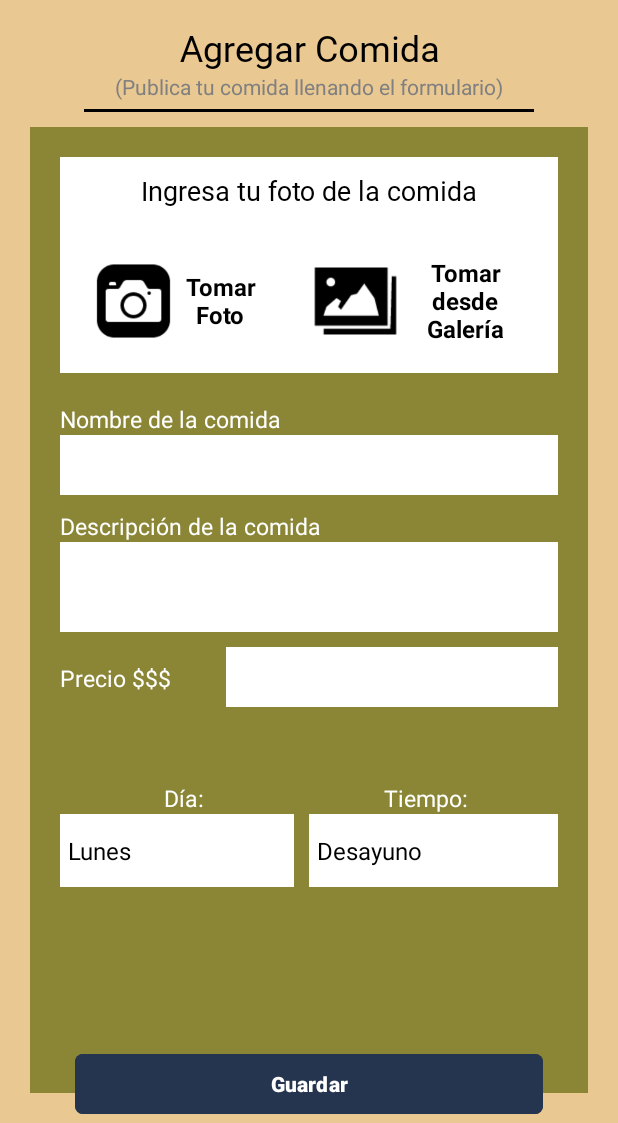
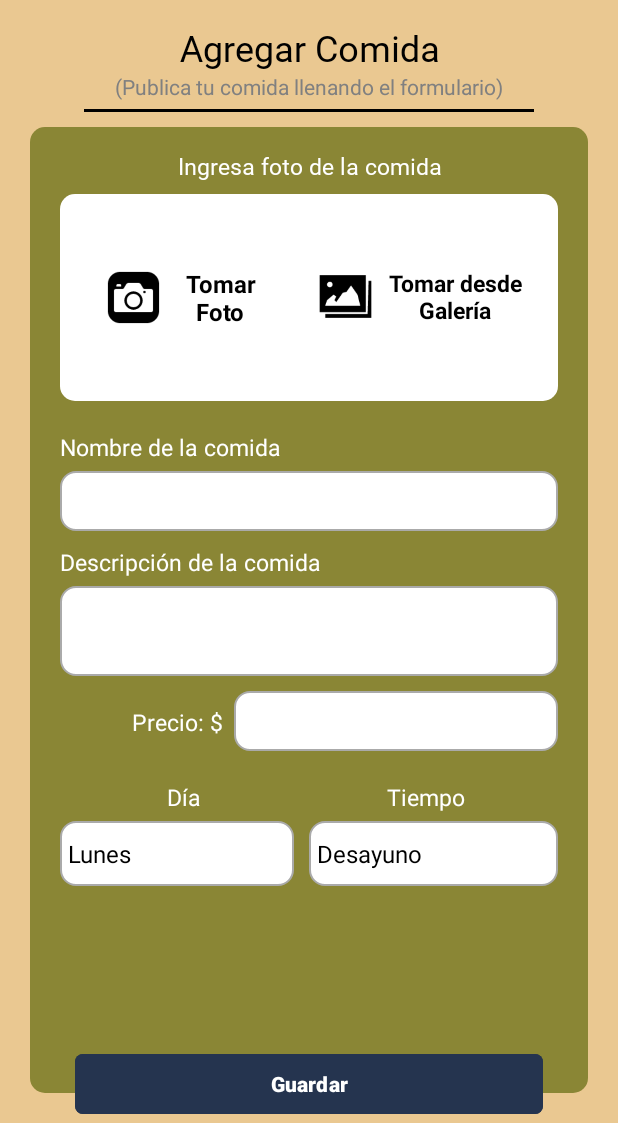
Before and after one commit to maufricio/proyecto_dsm, an Android app: the AgregarComidasActivity screen opened directly, with no data from a screen before it, on a phone screen of 412 x 824 dp, the part 113-1236 px from its top. Run offline under Robolectric (Android 15) with nearby library versions, the light colour scheme and no system bars; our stand-ins replace Firebase (no records; nobody signed in at launch, a user with empty details on screens opened directly).

Commit message:
Corrigiendo y añadiendo estilos

```diff
--- a/app/src/main/java/com/ps212544_ml211022_cr200574_al202809/myapplication/AdminDashboardActivity.kt
+++ b/app/src/main/java/com/ps212544_ml211022_cr200574_al202809/myapplication/AdminDashboardActivity.kt
@@ -208,8 +208,8 @@ class AdminDashboardActivity : AppCompatActivity() {
         // Mostrar los datos del registros
         nombreComida.text = "${registro.nombre}"
         descripcionComida.text = "${registro.descripcion}"
-        precioComida.text = "$ ${registro.precio}"
-        diaComida.text = "${registro.dia} , ${registro.tiempoDia}"
+        precioComida.text = "$${registro.precio}"
+        diaComida.text = "${registro.dia}, ${registro.tiempoDia}"
 
         if(registro.url_foto == "no hay link" || registro.url_foto == null || registro.url_foto == "") {
             Toast.makeText(this@AdminDashboardActivity, "Error debido a que no hay imagenes", Toast.LENGTH_SHORT).show()
--- a/app/src/main/java/com/ps212544_ml211022_cr200574_al202809/myapplication/DetallesComida_AdministradorActivity.kt
+++ b/app/src/main/java/com/ps212544_ml211022_cr200574_al202809/myapplication/DetallesComida_AdministradorActivity.kt
@@ -21,7 +21,6 @@ class DetallesComida_AdministradorActivity : AppCompatActivity() {
     private lateinit var imageView : ImageView
     private lateinit var modificarComidaButton : MaterialButton
     private lateinit var eliminarComidaButton : MaterialButton
-    private lateinit var btnRegresarAtras : ImageView
 
     private lateinit var comidaId : String
     private lateinit var comidaNombre : String
@@ -60,7 +59,6 @@ class DetallesComida_AdministradorActivity : AppCompatActivity() {
         precioComidaDetalle = findViewById(R.id.precioComidaDetalle)
         diaComidaDetalle = findViewById(R.id.diaComidaDetalle)
         tiempoComidaDetalle = findViewById(R.id.tiempoComidaDetalle)
-        btnRegresarAtras = findViewById(R.id.btnRegresarAtras)
         database = FirebaseDatabase.getInstance().getReference("comidas")
 
         // Capturar los datos del intent
@@ -81,10 +79,6 @@ class DetallesComida_AdministradorActivity : AppCompatActivity() {
         precioComidaDetalle.setText(comidaPrecio)
         diaComidaDetalle.setText(comidaDia)
         tiempoComidaDetalle.setText(comidaTiempoDia)
-
-        btnRegresarAtras.setOnClickListener {
-            finish()
-        }
 
         modificarComidaButton.setOnClickListener {
             modificarComida()
--- /dev/null
+++ b/app/src/main/res/drawable/add_food_background.xml
@@ -0,0 +1,6 @@
+<?xml version="1.0" encoding="utf-8"?>
+<shape xmlns:android="http://schemas.android.com/apk/res/android"
+    android:shape="rectangle">
+    <solid android:color="@color/green_dark_container" />
+    <corners android:radius="10dp" />
+</shape>
--- /dev/null
+++ b/app/src/main/res/drawable/circle_bg.xml
@@ -0,0 +1,6 @@
+<?xml version="1.0" encoding="utf-8"?>
+<shape xmlns:android="http://schemas.android.com/apk/res/android"
+    android:shape="rectangle">
+    <solid android:color="@color/color_fondo" />
+    <corners android:radius="100dp" />
+</shape>
--- /dev/null
+++ b/app/src/main/res/drawable/rounded_borders_bg.xml
@@ -0,0 +1,6 @@
+<?xml version="1.0" encoding="utf-8"?>
+<shape xmlns:android="http://schemas.android.com/apk/res/android"
+    android:shape="rectangle">
+    <solid android:color="@color/white" />
+    <corners android:radius="10dp" />
+</shape>
--- a/app/src/main/res/layout/activity_agregar_comidas.xml
+++ b/app/src/main/res/layout/activity_agregar_comidas.xml
@@ -50,7 +50,7 @@
     <LinearLayout
         android:layout_width="match_parent"
         android:layout_height="match_parent"
-        android:background="@color/green_dark_container"
+        android:background="@drawable/add_food_background"
         android:layout_marginTop="10dp"
         android:layout_marginRight="20dp"
         android:layout_marginLeft="20dp"
@@ -58,48 +58,40 @@
         android:orientation="vertical"
         >
 
+        <TextView
+            android:layout_width="match_parent"
+            android:layout_height="wrap_content"
+            android:text="Ingresa foto de la comida"
+            android:textAlignment="center"
+            android:fontFamily="@font/regularinterfont"
+            android:textColor="@color/white"
+            android:textSize="15sp"
+            android:layout_marginTop="15dp"/>
+
         <LinearLayout
             android:layout_width="match_parent"
             android:layout_height="0dp"
             android:layout_weight="0.3"
-            android:background="@color/white"
+            android:background="@drawable/rounded_borders_bg"
             android:layout_marginLeft="20dp"
             android:layout_marginRight="20dp"
-            android:layout_marginTop="20dp"
+            android:layout_marginTop="8dp"
             android:paddingRight="20dp"
             android:paddingLeft="20dp"
+            android:gravity="center"
             android:orientation="vertical"
             >
 
             <LinearLayout
                 android:layout_width="match_parent"
-                android:layout_height="0dp"
-                android:layout_weight="0.5"
-                android:paddingTop="10dp"
-
-                >
-
-                <TextView
-                    android:layout_width="match_parent"
-                    android:layout_height="wrap_content"
-                    android:text="Ingresa tu foto de la comida"
-                    android:textAlignment="center"
-                    android:fontFamily="@font/regularinterfont"
-                    android:textColor="@color/black"
-                    android:textSize="18sp" />
-            </LinearLayout>
-
-            <LinearLayout
-                android:layout_width="match_parent"
-                android:layout_height="0dp"
-                android:layout_weight="1"
+                android:layout_height="wrap_content"
                 android:orientation="horizontal"
                 >
 
                 <LinearLayout
                     android:id = "@+id/tomarFotoContainer"
-                    android:layout_width="0dp"
-                    android:layout_height="match_parent"
+                    android:layout_width="match_parent"
+                    android:layout_height="wrap_content"
                     android:layout_weight="1"
                     android:orientation="horizontal"
                     >
@@ -128,8 +120,8 @@
                 </LinearLayout>
                 <LinearLayout
                     android:id = "@+id/galeriaFotoContainer"
-                    android:layout_width="0dp"
-                    android:layout_height="match_parent"
+                    android:layout_width="match_parent"
+                    android:layout_height="wrap_content"
                     android:layout_weight="1"
                     android:orientation="horizontal"
                     >
@@ -137,7 +129,7 @@
                         android:layout_width="0dp"
                         android:layout_height="match_parent"
                         android:src="@drawable/galleryicon"
-                        android:layout_weight="1.5"
+                        android:layout_weight="1"
                         />
 
                     <TextView
@@ -145,7 +137,7 @@
                         android:layout_height="wrap_content"
                         android:text="Tomar desde Galería"
                         android:layout_weight="2"
-                        android:textSize="16dp"
+                        android:textSize="15dp"
                         android:textStyle="bold"
                         android:textColor="@color/black"
                         android:textAlignment="center"
@@ -162,10 +154,11 @@
                 android:layout_height="wrap_content"
                 android:text="@string/previsualizarImagen"
                 android:textAlignment="center"
-                android:textColor="@color/black"
-                android:background="@color/color_fondo"
-                android:paddingLeft="5dp"
-                android:paddingRight="5dp"
+                android:textColor="@color/white"
+                android:background="@drawable/add_food_background"
+                android:paddingVertical="5dp"
+                android:paddingHorizontal="9dp"
+                android:layout_margin="8dp"
                 android:textSize="20dp"
                 android:layout_gravity="center"
                 android:visibility="gone"
@@ -192,14 +185,14 @@
                     android:text="Nombre de la comida"
                     android:textAlignment="textStart"
                     android:textColor="@color/white"
-
+                    android:layout_marginBottom="5dp"
                     android:textSize="15sp" />
 
                 <EditText
                     android:id = "@+id/nombreComidaField"
                     android:layout_width="match_parent"
                     android:layout_height="40dp"
-                    android:background="@color/white"
+                    android:background="@drawable/edit_text_style"
                     android:textColor="@color/black"
                     android:paddingStart="15dp"
                     />
@@ -217,14 +210,14 @@
                     android:text="Descripción de la comida"
                     android:textAlignment="textStart"
                     android:textColor="@color/white"
-
+                    android:layout_marginBottom="5dp"
                     android:textSize="15sp" />
 
                 <EditText
                     android:id="@+id/descripcionComidaField"
                     android:layout_width="match_parent"
                     android:layout_height="60dp"
-                    android:background="@color/white"
+                    android:background="@drawable/edit_text_style"
                     android:textColor="@color/black"
                     android:paddingStart="15dp"
                     />
@@ -240,10 +233,10 @@
                     android:layout_width="0dp"
                     android:layout_weight="1"
                     android:layout_height="wrap_content"
-                    android:text="Precio $$$"
-                    android:textAlignment="textStart"
+                    android:text="Precio: $"
+                    android:textAlignment="textEnd"
                     android:textColor="@color/white"
-
+                    android:layout_marginRight="8dp"
                     android:textSize="15sp" />
 
                 <EditText
@@ -252,17 +245,18 @@
                     android:layout_width="0dp"
                     android:layout_weight="2"
                     android:layout_height="40dp"
-                    android:background="@color/white"
+                    android:background="@drawable/edit_text_style"
                     android:textColor="@color/black"
                     android:paddingStart="15dp"
                     />
+
             </LinearLayout>
 
 
             <LinearLayout
                 android:layout_width="match_parent"
                 android:layout_height="100dp"
-                android:layout_marginTop="50dp"
+                android:layout_marginTop="20dp"
                 android:layout_marginBottom="20dp"
                 android:orientation="horizontal">
 
@@ -276,10 +270,10 @@
                     <TextView
                         android:layout_width="match_parent"
                         android:layout_height="wrap_content"
-                        android:text="Día:"
+                        android:text="Día"
                         android:textAlignment="center"
                         android:textColor="@color/white"
-
+                        android:layout_marginBottom="5dp"
                         android:textSize="15sp" />
 
                     <Spinner
@@ -287,7 +281,8 @@
                         android:layout_width="match_parent"
                         android:layout_height="match_parent"
                         android:layout_marginRight="10dp"
-                        android:background="@color/white" />
+                        android:textAlignment="center"
+                        android:background="@drawable/edit_text_style" />
                 </LinearLayout>
 
                 <LinearLayout
@@ -301,9 +296,9 @@
                         android:layout_width="match_parent"
                         android:layout_height="wrap_content"
                         android:layout_marginRight="10dp"
-                        android:text="Tiempo:"
+                        android:text="Tiempo"
                         android:textAlignment="center"
-
+                        android:layout_marginBottom="5dp"
                         android:textColor="@color/white"
                         android:textSize="15sp" />
 
@@ -311,7 +306,8 @@
                         android:id="@+id/tiempoDiaSpinner"
                         android:layout_width="match_parent"
                         android:layout_height="match_parent"
-                        android:background="@color/white" />
+                        android:textAlignment="center"
+                        android:background="@drawable/edit_text_style" />
                 </LinearLayout>
 
 
@@ -326,7 +322,8 @@
         android:layout_height="wrap_content"
         android:layout_marginTop="-50dp"
         android:paddingStart="50dp"
-        android:paddingEnd="50dp">
+        android:paddingEnd="50dp"
+        >
 
         <com.google.android.material.button.MaterialButton
             android:id="@+id/guardarComidaButton"
--- a/app/src/main/res/values/colors.xml
+++ b/app/src/main/res/values/colors.xml
@@ -12,6 +12,7 @@
     <color name = "gray_spinner">#D9D9D9</color>
     <color name = "blue_marine">#25344F</color>
     <color name = "red_eliminar">#EA211B</color>
+    <color name="black_overlay">#20000000</color>
 
     //Login colors
     <color name="color_button_orange">#D06224</color>
--- a/app/src/main/res/values/strings.xml
+++ b/app/src/main/res/values/strings.xml
@@ -10,7 +10,7 @@
     <string name="conteoPlatillosBienvenida">Has ingresado 5 platillos por el momento</string>
     <string name="subTitulo_IngresoPLatillos">Comidas Ingresadas</string>
     <string name="titulo_AgregarComida">Agregar Comida +</string>
-    <string name="previsualizarImagen">Previsualizar Imagen</string>
+    <string name="previsualizarImagen">Previsualización</string>
 
     //Login strings
     <string name="content_description_logo">Logo de la aplicación</string>
```
Also changed, not shown: app/src/main/java/com/ps212544_ml211022_cr200574_al202809/myapplication/InformacionDetalladaActivity.kt (+1 -12 lines), app/src/main/res/drawable/shadow_background.xml (+2 -6 lines), app/src/main/res/layout/activity_dashboard_admin.xml (+20 -25 lines), app/src/main/res/layout/activity_detalles_comida_administrador.xml (+37 -63 lines), app/src/main/res/layout/activity_informacion_detallada.xml (+28 -48 lines), app/src/main/res/layout/activity_pantallainicio.xml (+12 -11 lines), app/src/main/res/layout/activity_previsualizar_imagen.xml (+12 -1 lines), app/src/main/res/layout/registrocomidaitem.xml (+18 -13 lines), app/src/main/res/drawable/acceso.png (added).
